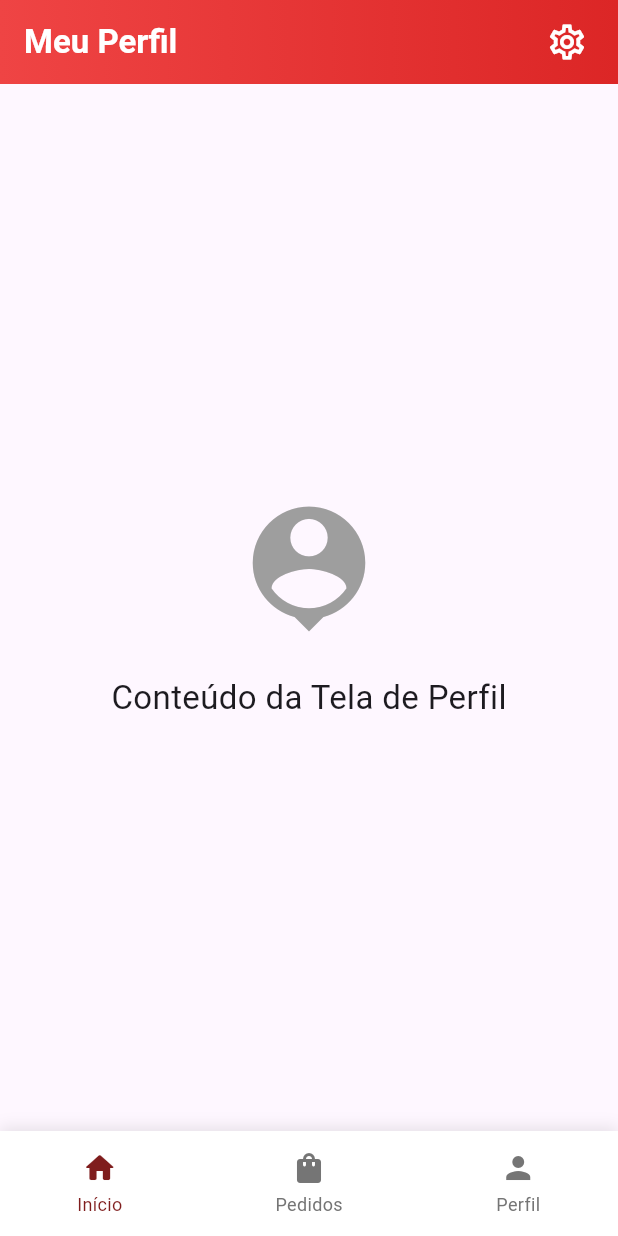
After one commit to BrunoAlexys/mobile-comanda, a Flutter app: the ProfileScreen screen opened by its route, on a phone screen of 412 x 824 dp. The commit adds this screen. Run offline on Flutter 3.47's test engine with Material 3 defaults, Android fonts, the phone set to English and light mode, and no system bars; our stand-ins replace dio, flutter_dotenv, flutter_mobx, flutter_secure_storage, get_it, local_auth and 2 more; missing offline and left inert: local_auth_android, local_auth_darwin; accounts and stored records are empty; generated files the repository leaves out were written again.

Commit message:
Arrumanndo algumas coisas

```diff
--- a/lib/core/app_routes.dart
+++ b/lib/core/app_routes.dart
@@ -1,10 +1,12 @@
 import 'package:flutter/material.dart';
 import 'package:mobile_comanda/screen/home_screen.dart';
 import 'package:mobile_comanda/screen/login_screen.dart';
+import 'package:mobile_comanda/screen/profile_screen.dart';
 
 class AppRoutes {
   static const String home = '/home';
   static const String login = '/login';
+  static const String profile = '/profile';
 
   static Route<dynamic> generateRoute(RouteSettings settings) {
     switch (settings.name) {
@@ -12,6 +14,8 @@ class AppRoutes {
         return MaterialPageRoute(builder: (_) => HomeScreen());
       case login:
         return MaterialPageRoute(builder: (_) => LoginScreen());
+      case profile:
+        return MaterialPageRoute(builder: (_) => ProfileScreen());
       default:
         return MaterialPageRoute(
           builder: (_) => Scaffold(
--- /dev/null
+++ b/lib/screen/profile_screen.dart
@@ -0,0 +1,71 @@
+import 'package:flutter/material.dart';
+import 'package:mobile_comanda/util/constants.dart';
+import 'package:mobile_comanda/util/utils.dart';
+import 'package:mobile_comanda/widgets/custom_appbar.dart';
+import 'package:mobile_comanda/widgets/custom_menu.dart';
+
+class ProfileScreen extends StatelessWidget {
+  const ProfileScreen({Key? key}) : super(key: key);
+
+  @override
+  Widget build(BuildContext context) {
+    return Scaffold(
+      // 1. Aqui está a chamada para o seu CustomAppBar
+      appBar: CustomAppBar(
+        title: Column(
+          crossAxisAlignment: CrossAxisAlignment.start,
+          children: [
+            Text(
+              'Meu Perfil', // 2. Título atualizado para a tela
+              style: TextStyle(
+                color: Colors.white,
+                fontWeight: FontWeight.bold,
+              ),
+            ),
+          ],
+        ),
+        // 3. Usando o mesmo gradiente da HomeScreen
+        backgroundColorGradient: [
+          Utils.hexToColor(AppColors.primaryColor),
+          Utils.hexToColor(AppColors.secondaryColor),
+        ],
+        actions: [
+          // 4. Sugestão: Mudei o ícone para "Configurações", que faz mais sentido no perfil
+          Padding(
+            padding: const EdgeInsets.only(right: 10.0),
+            child: IconButton(
+              onPressed: () {
+                print('Botão de Configurações pressionado!');
+              },
+              icon: Icon(
+                Icons.settings_outlined, // Ícone de Configurações
+                color: Colors.white,
+                size: 28,
+              ),
+            ),
+          ),
+        ],
+        // 5. Mantendo o padrão da HomeScreen (sem botão de voltar)
+        automaticallyImplyLeading: false,
+      ),
+
+      // 6. Corpo da tela (você pode construir seu conteúdo aqui)
+      body: Center(
+        child: Column(
+          mainAxisAlignment: MainAxisAlignment.center,
+          children: [
+            Icon(Icons.person_pin, size: 100, color: Colors.grey),
+            SizedBox(height: 20),
+            Text(
+              'Conteúdo da Tela de Perfil',
+              style: TextStyle(fontSize: 22),
+            ),
+          ],
+        ),
+      ),
+
+      // 7. Incluindo o menu de navegação inferior, assim como na HomeScreen
+      bottomNavigationBar: CustomMenu(),
+    );
+  }
+}
```
